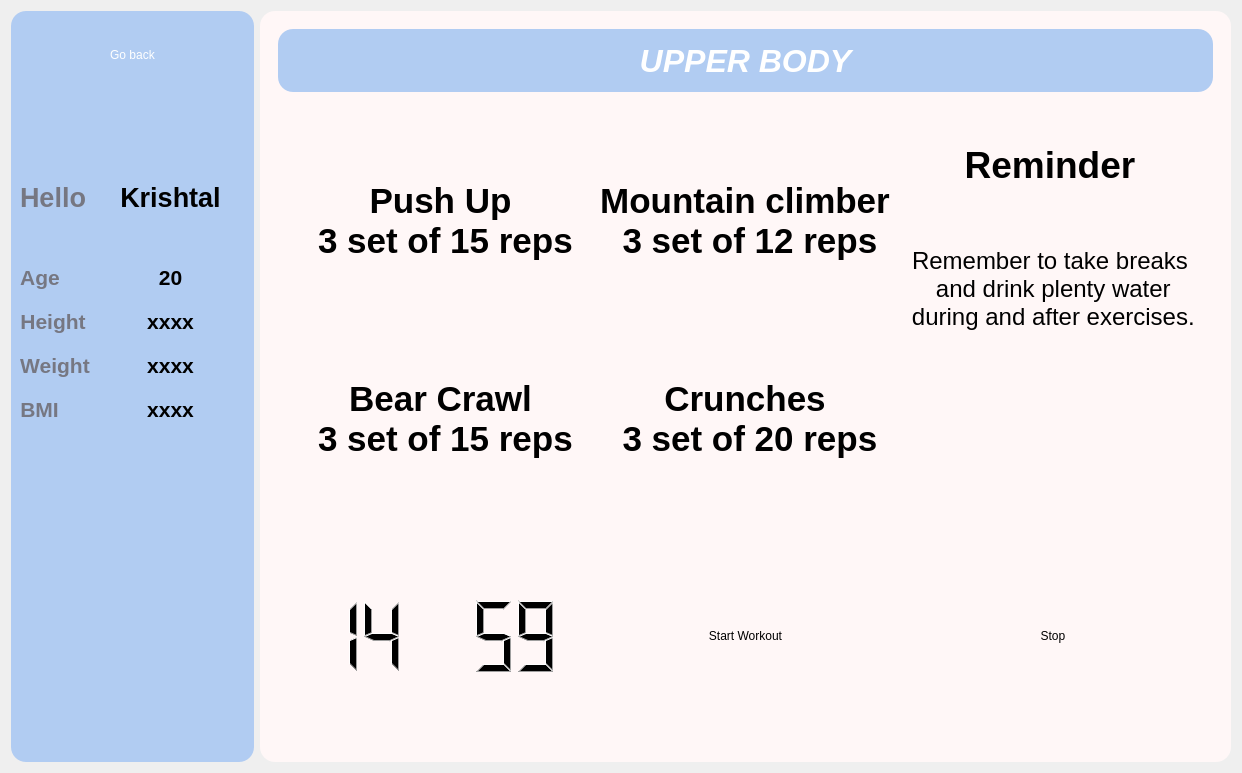
Before: the Qt Designer form K/upper_body.ui in burr1to/kaizen, drawn with Qt 5.
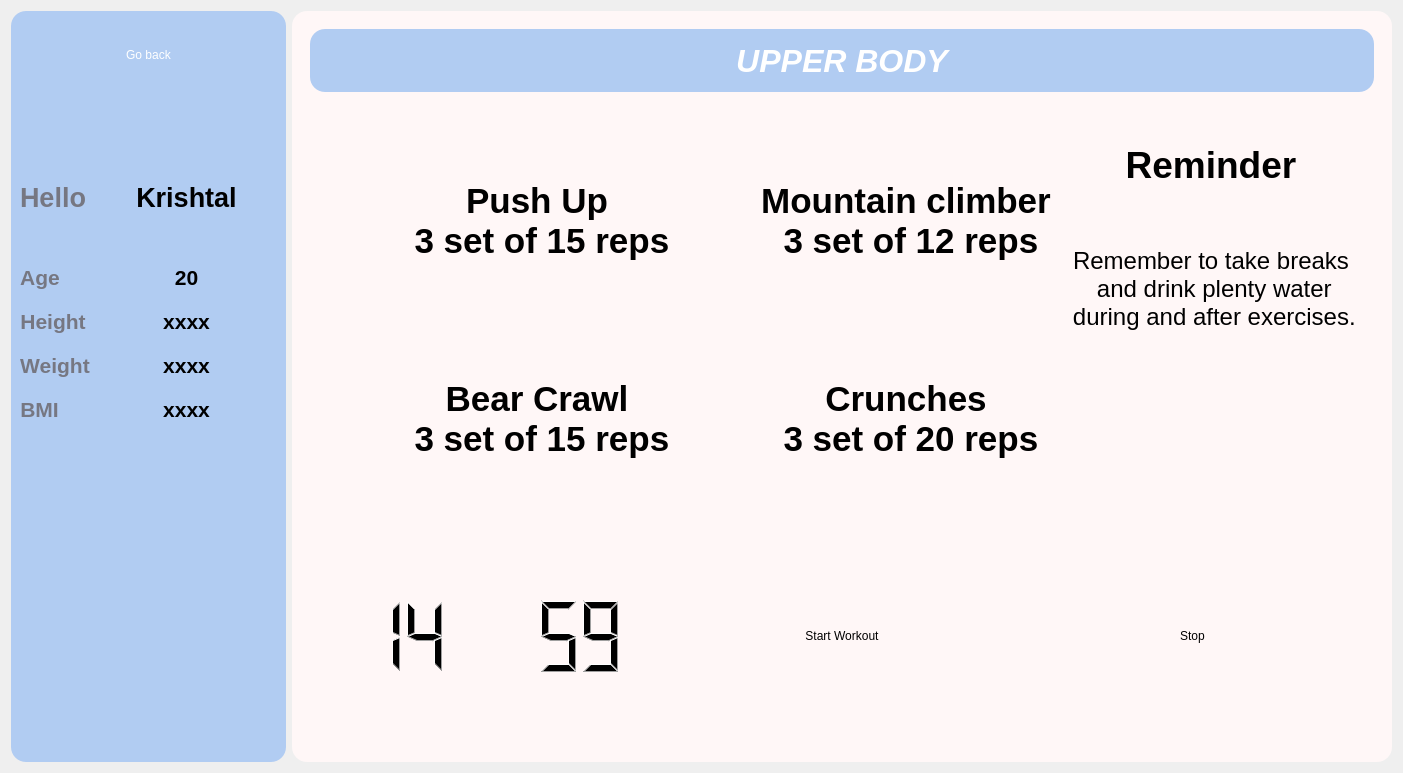
After: the same form once the commit is applied. Icons and pictures are not drawn.

```diff
--- a/K/upper_body.ui
+++ b/K/upper_body.ui
@@ -6,7 +6,7 @@
    <rect>
     <x>0</x>
     <y>0</y>
-    <width>1242</width>
+    <width>1403</width>
     <height>773</height>
    </rect>
   </property>
```
